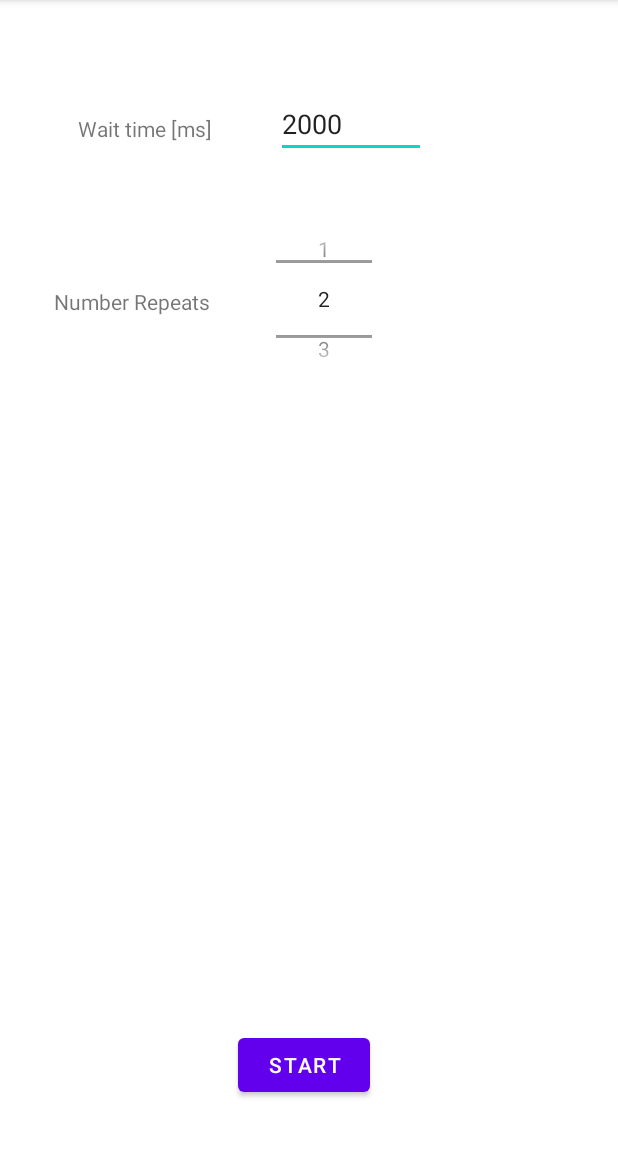
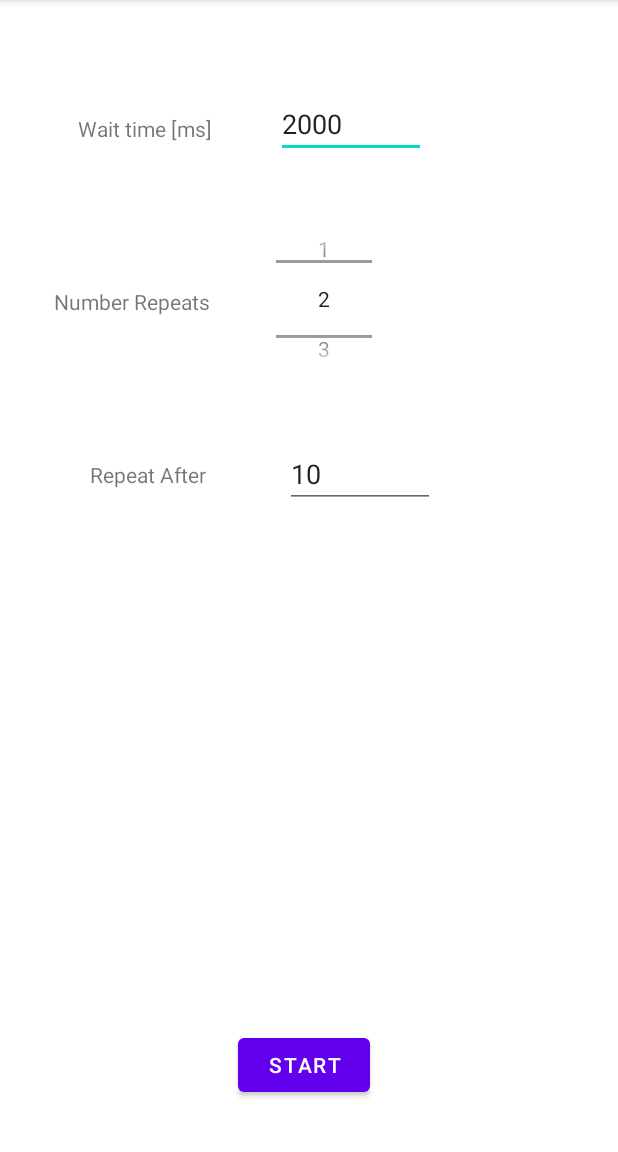
Before and after one commit to HM4704/SpanishTrainer, an Android app: the screen it shows after launch (MainActivity), on a phone screen of 412 x 824 dp, the part 84-1236 px from its top. Run offline under Robolectric (Android 15) with nearby library versions, the phone set to English and light mode, and no system bars.

Commit message:
configure repeat

```diff
--- a/app/src/main/java/com/hmgmbh/spanishtrainer/MainActivity.java
+++ b/app/src/main/java/com/hmgmbh/spanishtrainer/MainActivity.java
@@ -21,6 +21,7 @@ public class MainActivity extends AppCompatActivity {
     private Button switchToTrainActivity;
     private NumberPicker mNPNumRepeat;
     private EditText mRepeatTime;
+    private EditText mRepeatAfter;
     private SharedPreferences mSharedPref;
 
 
@@ -35,6 +36,7 @@ public class MainActivity extends AppCompatActivity {
         }
 
         mRepeatTime = findViewById(R.id.editWaitTime);
+        mRepeatAfter = findViewById(R.id.editRepeatAfter);
         mNPNumRepeat = findViewById(R.id.npNumRepeats);
         switchToTrainActivity = findViewById(R.id.start);
         mSharedPref = getApplicationContext().getSharedPreferences(getResources().getString(R.string.prefs_name),
@@ -53,8 +55,10 @@ public class MainActivity extends AppCompatActivity {
     private void loadPrefs() {
         int waitTime = mSharedPref.getInt(getResources().getString(R.string.wait_time), 2000);
         int numRepeats = mSharedPref.getInt(getResources().getString(R.string.num_repeats), 2);
+        int repeatAfter = mSharedPref.getInt(getResources().getString(R.string.repeat_after), 10);
 
         mRepeatTime.setText(String.format("%s", waitTime));
+        mRepeatAfter.setText(String.format("%s", repeatAfter));
         mNPNumRepeat.setMinValue(1);
         mNPNumRepeat.setMaxValue(4);
         mNPNumRepeat.setValue(numRepeats);
@@ -63,6 +67,7 @@ public class MainActivity extends AppCompatActivity {
     private void savePrefs() {
         SharedPreferences.Editor editor = mSharedPref.edit();
         editor.putInt(getResources().getString(R.string.wait_time), Integer.parseInt(String.valueOf(mRepeatTime.getText())));
+        editor.putInt(getResources().getString(R.string.repeat_after), Integer.parseInt(String.valueOf(mRepeatAfter.getText())));
         editor.putInt(getResources().getString(R.string.num_repeats), mNPNumRepeat.getValue());
         editor.apply();
     }
--- a/app/src/main/java/com/hmgmbh/spanishtrainer/ui/train/TrainFragment.java
+++ b/app/src/main/java/com/hmgmbh/spanishtrainer/ui/train/TrainFragment.java
@@ -49,6 +49,11 @@ public class TrainFragment extends Fragment {
             TextView germanText = (TextView) getView().findViewById(R.id.germanText);
             germanText.setText(text);
         });
+        SpeechService.getSpanishText().observe(getViewLifecycleOwner(), text -> {
+            // update UI
+            TextView tv = (TextView) getView().findViewById(R.id.spanishInput);
+            tv.setText(text);
+        });
         mViewModel.readData(getContext());
     }
 
--- a/app/src/main/res/layout/main_activity.xml
+++ b/app/src/main/res/layout/main_activity.xml
@@ -67,5 +67,29 @@
             android:layout_marginTop="44dp"
             app:layout_constraintStart_toStartOf="parent"
             app:layout_constraintTop_toBottomOf="@+id/editWaitTime" />
+
+        <TextView
+            android:id="@+id/textView3"
+            android:layout_width="wrap_content"
+            android:layout_height="wrap_content"
+            android:layout_marginStart="60dp"
+            android:layout_marginTop="96dp"
+            android:text="Repeat After"
+            app:layout_constraintStart_toStartOf="parent"
+            app:layout_constraintTop_toBottomOf="@+id/textView2" />
+
+        <EditText
+            android:id="@+id/editRepeatAfter"
+            android:layout_width="100dp"
+            android:layout_height="wrap_content"
+            android:layout_marginStart="35dp"
+            android:layout_marginTop="44dp"
+            android:layout_marginEnd="36dp"
+            android:ems="10"
+            android:inputType="textPersonName"
+            app:layout_constraintEnd_toEndOf="parent"
+            app:layout_constraintHorizontal_bias="0.165"
+            app:layout_constraintStart_toEndOf="@+id/textView3"
+            app:layout_constraintTop_toBottomOf="@+id/npNumRepeats" />
     </androidx.constraintlayout.widget.ConstraintLayout>
 </FrameLayout>
--- a/app/src/main/res/layout/train_fragment.xml
+++ b/app/src/main/res/layout/train_fragment.xml
@@ -22,7 +22,6 @@
             android:gravity="start|top"
             android:inputType="textMultiLine"
             android:minHeight="48dp"
-            android:text="german"
             app:layout_constraintEnd_toEndOf="parent"
             app:layout_constraintHorizontal_bias="0.44"
             app:layout_constraintStart_toStartOf="parent"
@@ -43,7 +42,6 @@
                 android:id="@+id/spanishInput"
                 android:layout_width="match_parent"
                 android:layout_height="match_parent"
-                android:hint="hint"
                 android:textColorHint="#616161" />
         </com.google.android.material.textfield.TextInputLayout>
 
--- a/app/src/main/res/raw/data.txt
+++ b/app/src/main/res/raw/data.txt
@@ -107,8 +107,8 @@ Die Spülmaschine ist jetz voll.					:	El lavavajillas ahora esta lleno.
 Ich lebe in den Bergen.							:	Vivo en las montanas.
 Er reist immer mit dem Zug.						:	El siempre viaja en train.
 Dieses Geheinmis muss unter uns bleiben.		:	Este secreto debe quedar entre nosotros.
-Diese Geschenk ist für dich.					:	Este regalo es para ti.
-Vielen Dank für deine Unterstützung.			:	Gracia por tu apoyo.
+Dieses Geschenk ist für dich.					:	Este regalo es para ti.
+Vielen Dank für deine Unterstützung.			:	Gracias por tu apoyo.
 Kannst Du das lesen?							:	Puedes leer esto?
 Gehen wir essen.								:	Vamos a comer.
 Können wir bezahlen?							:	Podemos pagar?
@@ -137,7 +137,7 @@ Dieser Rock ist zu kurz.						:	Esta falda es demasiado corta.
 Diese Schuhe sind aus Leder.					:	Estos zapatos son de cuero.
 Warum ist du kein Gemüse?						:	Por que no comes verduras?
 Willst di Kaffe oder Tee?						:	Quieres cafe o te?
-Ich habe mein Gepäck am Flughafen verloren.		:	He perdido mi equipaje en el areopuerte.
+Ich habe mein Gepäck am Flughafen verloren.		:	He perdido mi equipaje en el areopuerto.
 Wir müssen um 11 Uhr am Flughafen sein.			:	Tenemos que estar en el aeropuerto a las 11.
 Wir haben uns einen neuen Schrank gekauft.		:	Nos compranos un nuevo armario.
 Diese Bettdecke ist zu klein für uns beide.		:	Este cobertor es demasiado pequeno para mas de dos.
--- a/app/src/main/res/values/strings.xml
+++ b/app/src/main/res/values/strings.xml
@@ -2,5 +2,6 @@
     <string name="app_name">SpanishTrainer</string>
     <string name="wait_time">WaitTime</string>
     <string name="num_repeats">NumRepeats</string>
+    <string name="repeat_after">RepeatAfter</string>
     <string name="prefs_name">com.hmgmbh.spanishtrainer.prefs</string>
 </resources>
```
Also changed, not shown: app/src/main/java/com/hmgmbh/spanishtrainer/SpeechService.java (+32 -9 lines).
